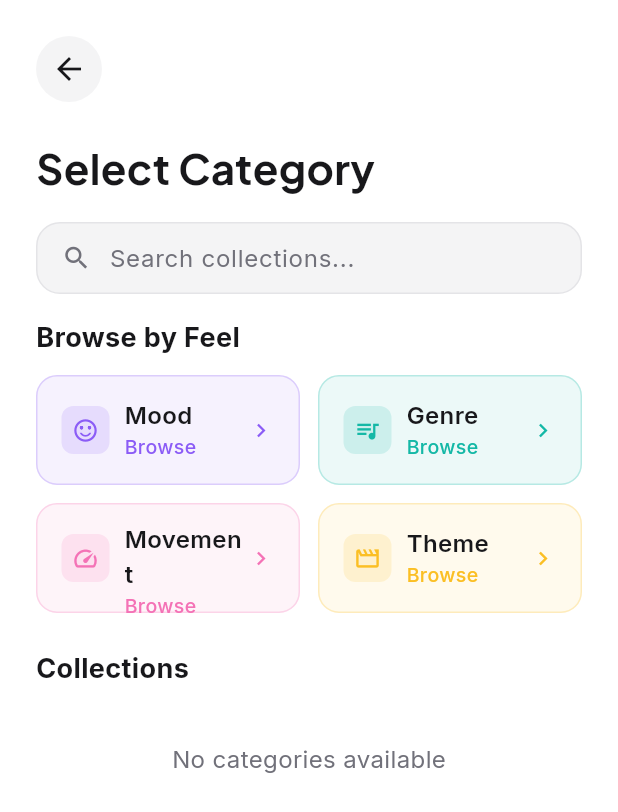
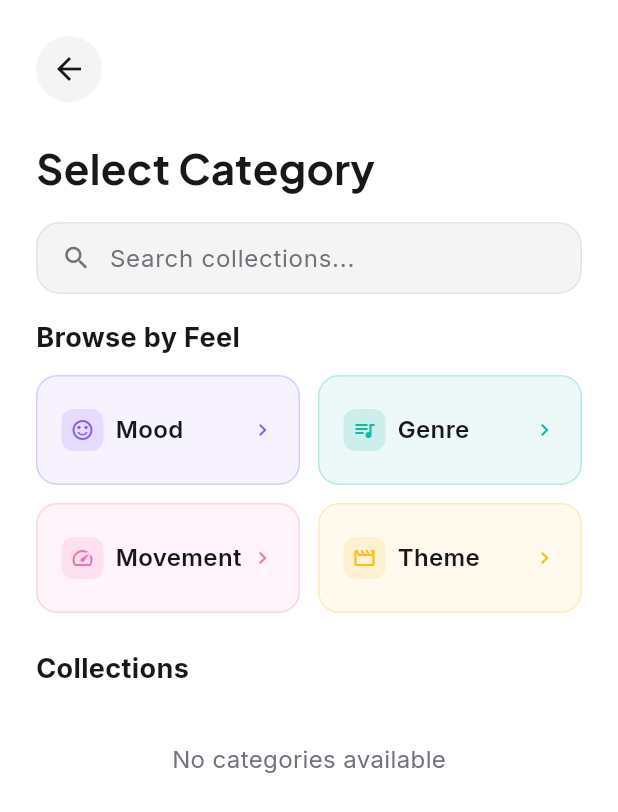
Before and after one commit to aytackocaman/musicmemo, a Flutter app: the CategoryScreen screen opened directly, on a phone screen of 412 x 824 dp. Shown: the top 812 px of the screen. Run offline on Flutter 3.47's test engine with Material 3 defaults, Android fonts, the phone set to English and light mode, and no system bars; our stand-ins replace app_links, audioplayers, flutter_dotenv, flutter_riverpod, google_fonts, share_plus and 1 more; accounts and stored records are empty.

Commit message:
Fix "Movement" label overflow on iPhone 13 mini in Browse by Feel grid
Use LayoutBuilder in _TagTypeButton to tighten padding and icon sizes
only on narrow screens (< 162pt), keeping original sizing on larger phones.

Co-Authored-By: Claude Sonnet 4.6 <noreply@anthropic.com>

```diff
--- a/lib/screens/category_screen.dart
+++ b/lib/screens/category_screen.dart
@@ -377,10 +377,18 @@ class _TagTypeButton extends StatelessWidget {
 
   @override
   Widget build(BuildContext context) {
+    return LayoutBuilder(
+      builder: (context, constraints) {
+        final narrow = constraints.maxWidth < 162;
+        final hPad = narrow ? 8.0 : 16.0;
+        final iconBox = narrow ? 24.0 : 28.0;
+        final iconInner = narrow ? 14.0 : 16.0;
+        final spacing = narrow ? 6.0 : 8.0;
+
         return GestureDetector(
           onTap: onTap,
           child: Container(
-        padding: const EdgeInsets.symmetric(horizontal: 16, vertical: 12),
+            padding: EdgeInsets.symmetric(horizontal: hPad, vertical: 12),
             decoration: BoxDecoration(
               color: tagType.color.withValues(alpha: 0.08),
               borderRadius: BorderRadius.circular(14),
@@ -389,40 +397,32 @@ class _TagTypeButton extends StatelessWidget {
             child: Row(
               children: [
                 Container(
-              width: 32,
-              height: 32,
+                  width: iconBox,
+                  height: iconBox,
                   decoration: BoxDecoration(
                     color: tagType.color.withValues(alpha: 0.15),
                     borderRadius: BorderRadius.circular(8),
                   ),
-              child: Icon(tagType.icon, size: 18, color: tagType.color),
+                  child: Icon(tagType.icon, size: iconInner, color: tagType.color),
                 ),
-            const SizedBox(width: 10),
+                SizedBox(width: spacing),
                 Expanded(
-              child: Column(
-                crossAxisAlignment: CrossAxisAlignment.start,
-                mainAxisAlignment: MainAxisAlignment.center,
-                children: [
-                  Text(
+                  child: Text(
                     tagType.label,
                     style: AppTypography.body.copyWith(
                       fontWeight: FontWeight.w600,
                       color: AppColors.textPrimary,
                     ),
-                  ),
-                  Text(
-                    'Browse',
-                    style: AppTypography.labelSmall.copyWith(
-                      color: tagType.color,
+                    maxLines: 1,
+                    overflow: TextOverflow.ellipsis,
                   ),
                 ),
+                Icon(Icons.chevron_right, size: 16, color: tagType.color),
               ],
             ),
           ),
-            Icon(Icons.chevron_right, size: 18, color: tagType.color),
-          ],
-        ),
-      ),
+        );
+      },
     );
   }
 }
```
Lines whose indentation alone changed are shown as unchanged.
